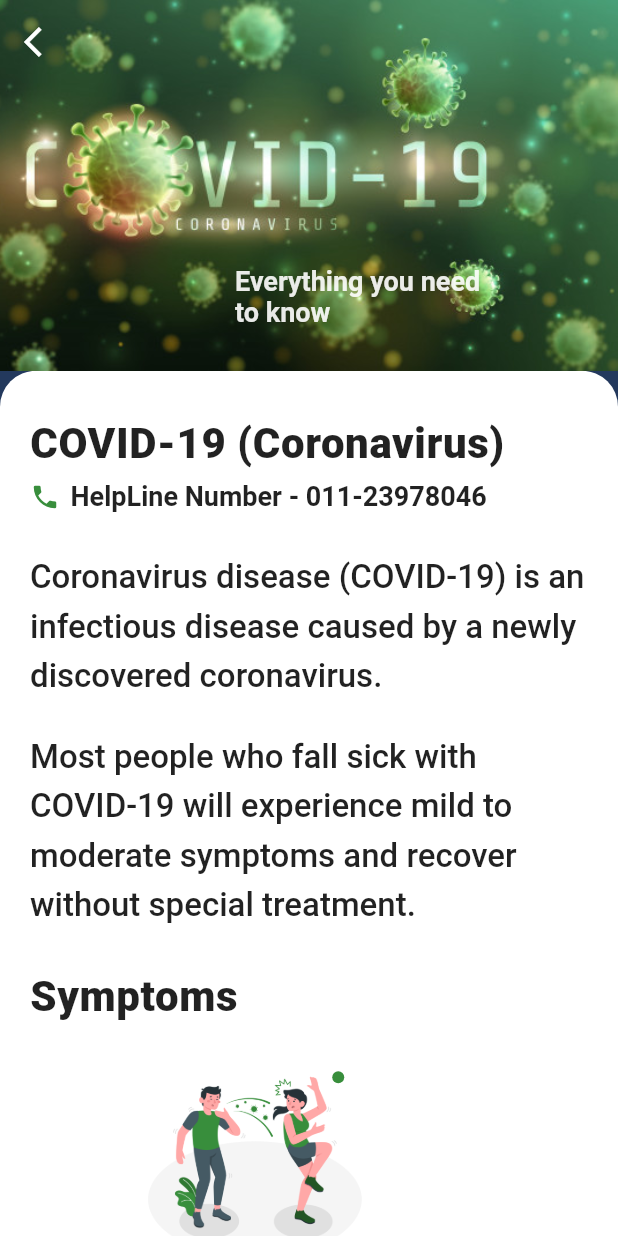
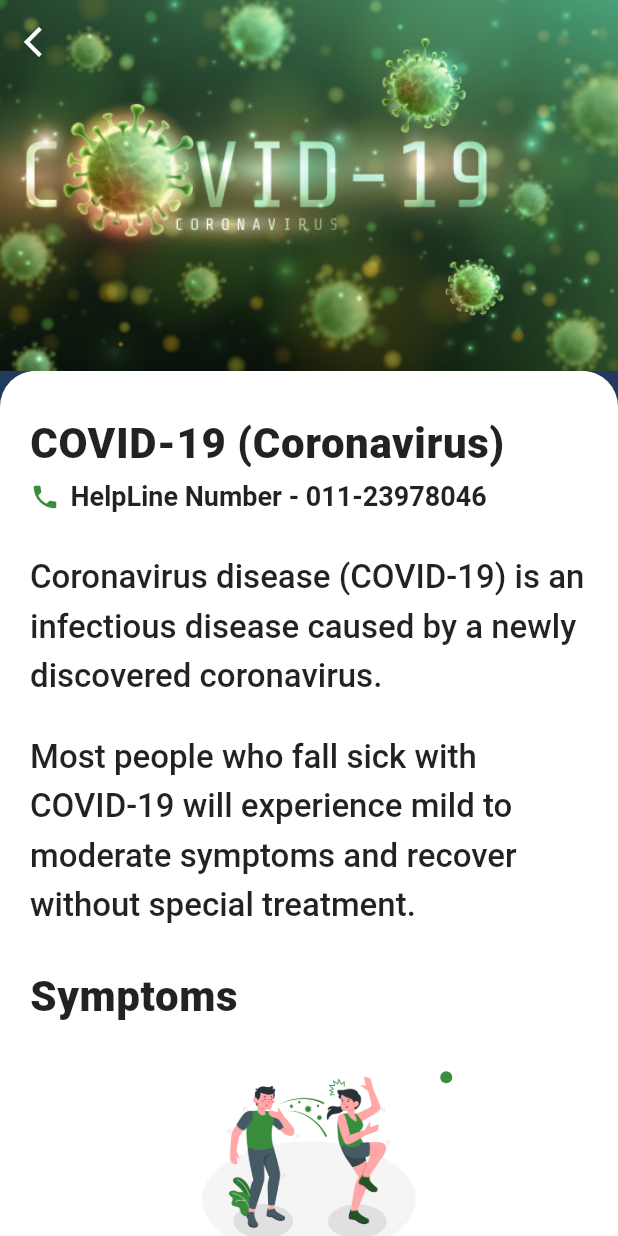
Before and after one commit to GeekHaven/Covid-Tracker, a Flutter app: the StartPage screen opened by its route, on a phone screen of 412 x 824 dp. Run offline on Flutter 3.47's test engine with Material 2 defaults, Android fonts, the light colour scheme and no system bars; drawn by our look-alikes of auto_size_text, carousel_pro; our stand-ins replace avatar_glow, connectivity, dio, fl_chart, flutter_svg, fluttertoast and 3 more; missing offline and left inert: newsapi_client; network calls fail.

Commit message:
Nothing done

```diff
--- a/lib/know_about/divide_parts.dart
+++ b/lib/know_about/divide_parts.dart
@@ -19,7 +19,6 @@
 class _DividePartsState extends State<DivideParts> {
   String title;
   List<CardModel> infoList = [];
-  //int _current = 0;
 
   void initState() {
     super.initState();
@@ -53,7 +52,7 @@
             height: (MediaQuery.of(context).size.height -
                     MediaQuery.of(context).padding.top) *
                 0.18,
-            width: 300.0,
+
             child: Carousel(
                 boxFit: BoxFit.contain,
                 autoplay: false,
--- a/lib/know_about/startpage.dart
+++ b/lib/know_about/startpage.dart
@@ -1,7 +1,6 @@
 import '../know_about/body_part.dart';
 import 'package:flutter/material.dart';
 import 'package:flutter/services.dart';
-import 'package:auto_size_text/auto_size_text.dart';
 import '../know_about/cardmodel.dart';
 import '../know_about/divide_parts.dart';
 //import 'dart:math' as math;
@@ -106,53 +105,6 @@
                                 ),
                                 fit: BoxFit.cover,
                                 alignment: Alignment.centerRight,
-                              ),
-                            ),
-                            child: Padding(
-                              padding: const EdgeInsets.only(
-                                  bottom: 8.0, left: 20.0, top: 8.0),
-                              child: Row(
-                                children: <Widget>[
-                                  Expanded(
-                                    child: Material(
-                                      type: MaterialType.transparency,
-                                      child: Container(
-                                        child: Column(
-                                          mainAxisAlignment:
-                                              MainAxisAlignment.center,
-                                          children: <Widget>[
-                                            SizedBox(
-                                                height: (MediaQuery.of(context)
-                                                            .size
-                                                            .height -
-                                                        MediaQuery.of(context)
-                                                            .padding
-                                                            .top) *
-                                                    0.18),
-                                            SizedBox(
-                                                width: (MediaQuery.of(context)
-                                                        .size
-                                                        .width) *
-                                                    0.08),
-                                            Align(
-                                                //alignment: Alignment.center,
-                                                child: AutoSizeText(
-                                              '           Everything you need \n           to know',
-                                              style: TextStyle(
-                                                color: Colors.white
-                                                    .withOpacity(0.9),
-                                                fontSize: 18,
-                                                fontWeight: FontWeight.bold,
-                                              ),
-                                              maxLines: 2,
-                                            )),
-                                          ],
-                                        ),
-                                      ),
-                                    ),
-                                    flex: 4,
-                                  ),
-                                ],
                               ),
                             ),
                           ),
--- a/lib/screens/home/indiascreen/statescreen.dart
+++ b/lib/screens/home/indiascreen/statescreen.dart
@@ -152,7 +152,7 @@
         districtsList.add(
           GestureDetector(
             child: Container(
-              width: 195,
+              //width: 19,
               margin: EdgeInsets.only(top: 20),
               alignment: Alignment.center,
               color: index % 2 == 1 ? Colors.white : Colors.grey[100],
@@ -210,7 +210,7 @@
                     chartData: chartData,
                     activeChartData: activeChartData,
                     )),
-            SizedBox(height: ( MediaQuery.of(context).size.height - MediaQuery.of(context).padding.top ) * 0.005),
+            SizedBox(height: ( MediaQuery.of(context).size.height - MediaQuery.of(context).padding.top ) * 0.02),
             Text(
               "Last updated on $asofDate ",
               textAlign: TextAlign.center,
@@ -222,7 +222,7 @@
             ),
             SizedBox(height: ( MediaQuery.of(context).size.height - MediaQuery.of(context).padding.top ) * 0.02),
             Chart(mySpots: spots, chartColor: colors),
-            SizedBox(height: ( MediaQuery.of(context).size.height - MediaQuery.of(context).padding.top ) * 0.01),
+            SizedBox(height: ( MediaQuery.of(context).size.height - MediaQuery.of(context).padding.top ) * 0.02),
             Text(
               "*Last 31 days",
               textAlign: TextAlign.right,
```
